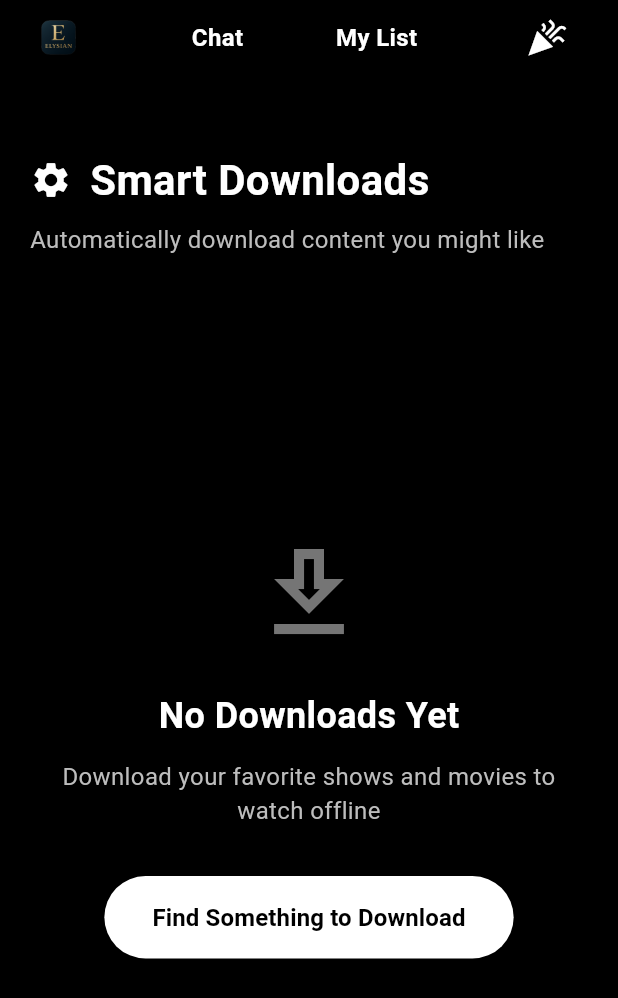
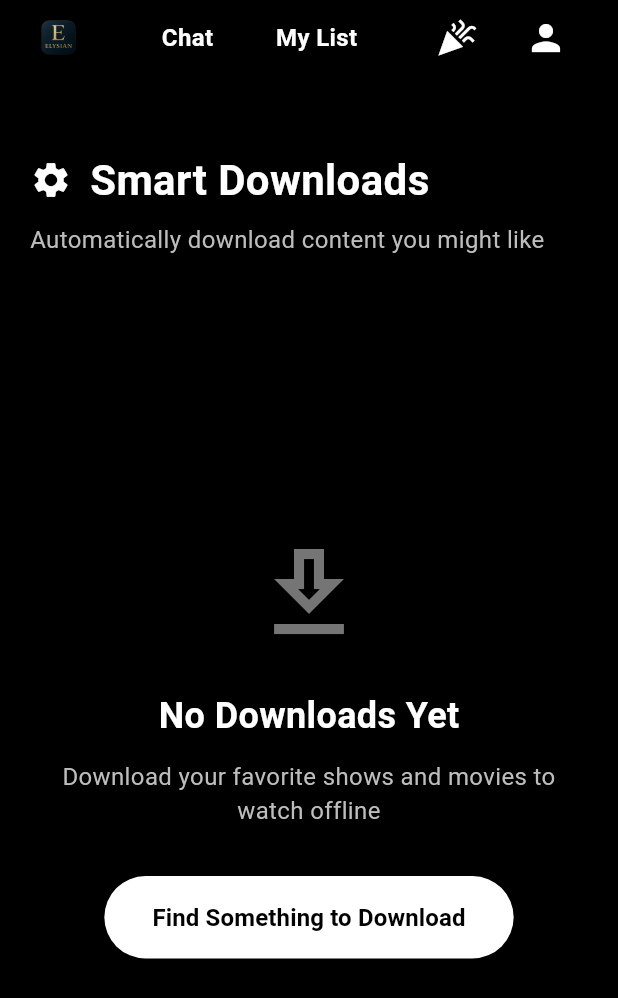
Before and after one commit to RittikSoni/Elysian, a Flutter app: the DownloadsScreen screen opened directly, on a phone screen of 412 x 824 dp. Shown: the top 998 px of the screen. Run offline on Flutter 3.47's test engine with Material 3 defaults, Android fonts, the phone set to English and light mode, and no system bars; our stand-ins replace cloud_firestore, file_picker, firebase_auth, firebase_core, firebase_database, google_sign_in and 8 more; missing offline and left inert: flutter_volume_controller, mobile_scanner, network_info_plus, receive_sharing_intent, screen_brightness, video_thumbnail; accounts and stored records are empty.

Commit message:
improve responsive app bar

```diff
--- a/lib/screens/local_videos_screen.dart
+++ b/lib/screens/local_videos_screen.dart
@@ -385,7 +385,9 @@ class _LocalVideosScreenState extends State<LocalVideosScreen> {
     return Scaffold(
       extendBodyBehindAppBar: true,
       backgroundColor: theme.scaffoldBackgroundColor,
-      appBar: PreferredSize(
+      appBar: Responsive.isMobile(context)
+          ? null
+          : PreferredSize(
               preferredSize: Size(MediaQuery.of(context).size.width, 50),
               child: CustomAppBar(
                 scrollOffset: _scrollOffset,
--- a/lib/screens/more_screen.dart
+++ b/lib/screens/more_screen.dart
@@ -73,7 +73,9 @@ class MoreScreenState extends State<MoreScreen> {
 
     return Scaffold(
       extendBodyBehindAppBar: true,
-      appBar: PreferredSize(
+      appBar: Responsive.isMobile(context)
+          ? null
+          : PreferredSize(
               preferredSize: Size(MediaQuery.of(context).size.width, 50),
               child: CustomAppBar(
                 scrollOffset: _scrollOffset,
--- a/lib/screens/responsive_chat_screen.dart
+++ b/lib/screens/responsive_chat_screen.dart
@@ -97,7 +97,9 @@ class _ResponsiveChatScreenState extends State<ResponsiveChatScreen> {
     return MessageNotificationOverlay(
       chatProvider: chatProvider,
       child: Scaffold(
-        appBar: PreferredSize(
+        appBar: Responsive.isMobile(context)
+            ? null
+            : PreferredSize(
                 preferredSize: Size(MediaQuery.of(context).size.width, 50),
                 child: CustomAppBar(
                   scrollOffset: 0,
--- a/lib/screens/search_screen.dart
+++ b/lib/screens/search_screen.dart
@@ -133,7 +133,9 @@ class SearchScreenState extends State<SearchScreen> {
 
     return Scaffold(
       extendBodyBehindAppBar: true,
-      appBar: PreferredSize(
+      appBar: Responsive.isMobile(context)
+          ? null
+          : PreferredSize(
               preferredSize: Size(MediaQuery.of(context).size.width, 50),
               child: CustomAppBar(
                 scrollOffset: _scrollOffset,
--- a/lib/widgets/custom_app_bar.dart
+++ b/lib/widgets/custom_app_bar.dart
@@ -143,6 +143,16 @@ class _MobileCustomAppBar extends StatelessWidget {
             iconSize: 28.0,
 
             tooltip: 'Watch Party',
+          ),
+          const SizedBox(width: 12.0),
+          IconButton(
+            padding: EdgeInsets.zero,
+            onPressed: () {
+              onNavigateToTab?.call(4);
+            },
+            icon: const Icon(Icons.person),
+            iconSize: 28.0,
+            color: Colors.white,
           ),
         ],
       ),
```
Lines whose indentation alone changed are shown as unchanged.
